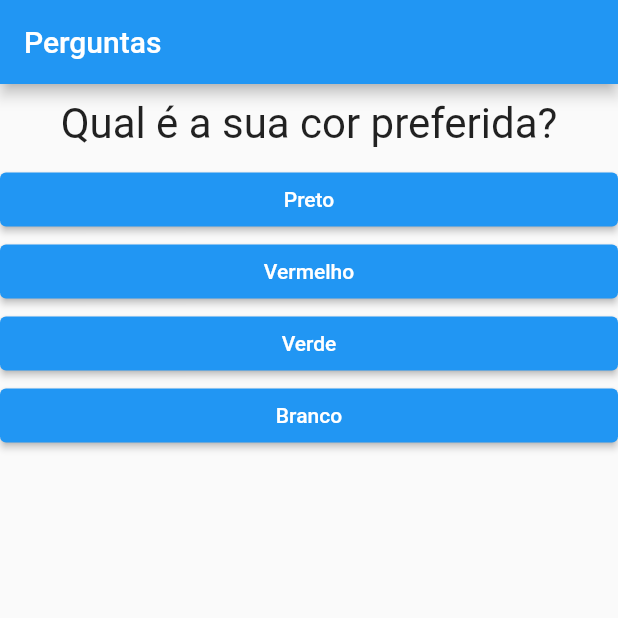
After one commit to Henrique-182/flutter_studies, a Flutter app: the screen it shows after launch, on a phone screen of 412 x 824 dp, the top half of it. The commit adds this screen. Run offline on Flutter 3.47's test engine with Material 2 defaults, Android fonts, the phone set to English and light mode, and no system bars.

Commit message:
Widget Questionario

```diff
--- a/secao02-nocoes_basicas_de_flutter/projeto_perguntas/lib/main.dart
+++ b/secao02-nocoes_basicas_de_flutter/projeto_perguntas/lib/main.dart
@@ -1,6 +1,5 @@
 import 'package:flutter/material.dart';
-import 'package:projeto_perguntas/questao.dart';
-import 'package:projeto_perguntas/resposta.dart';
+import 'package:projeto_perguntas/questionario.dart';
 import 'package:projeto_perguntas/resultado.dart';
 
 void main() {
@@ -45,13 +44,6 @@ class _PerguntaAppState extends State<PerguntaApp> {
 
   @override
   Widget build(BuildContext context) {
-    List<String> respostas = temPerguntaSelecionada
-        ? _perguntas[_perguntaSelecionada].cast()["respostas"]
-        : [];
-    List<Widget> widgetsDeRespostas = respostas
-        .map((texto) => Resposta(texto: texto, onPressed: _responder))
-        .toList();
-
     return MaterialApp(
       home: Scaffold(
           appBar: AppBar(
@@ -60,16 +52,12 @@ class _PerguntaAppState extends State<PerguntaApp> {
             ),
           ),
           body: temPerguntaSelecionada
-            ? Column(
-                children: [
-                  Questao(
-                      texto:
-                          _perguntas[_perguntaSelecionada]["texto"].toString()),
-                  ...widgetsDeRespostas, // pega todos os elementos de 'widgetsDeRespostas' e as substitui nessa linha
-                ],
+              ? Questionario(
+                  perguntas: _perguntas,
+                  perguntaSelecionada: _perguntaSelecionada,
+                  quandoResponder: _responder,
                 )
-            : const Resultado()
-      ),
+              : const Resultado()),
     );
   }
 }
--- /dev/null
+++ b/secao02-nocoes_basicas_de_flutter/projeto_perguntas/lib/questionario.dart
@@ -0,0 +1,35 @@
+import 'package:flutter/material.dart';
+import 'package:projeto_perguntas/questao.dart';
+import 'package:projeto_perguntas/resposta.dart';
+
+class Questionario extends StatelessWidget {
+  final List<Map<String, Object>> perguntas;
+  final int perguntaSelecionada;
+  final void Function() quandoResponder;
+
+  const Questionario({
+    Key? key,
+    required this.perguntas,
+    required this.perguntaSelecionada,
+    required this.quandoResponder,
+  }) : super(key: key);
+
+  bool get temPerguntaSelecionada {
+    return perguntaSelecionada < perguntas.length;
+  }
+
+  @override
+  Widget build(BuildContext context) {
+    List<String> respostas = temPerguntaSelecionada
+        ? perguntas[perguntaSelecionada].cast()["respostas"]
+        : [];
+
+    return Column(
+      children: [
+        Questao(texto: perguntas[perguntaSelecionada]["texto"].toString()),
+        ...respostas
+            .map((texto) => Resposta(texto: texto, onPressed: quandoResponder))
+      ],
+    );
+  }
+}
```
Lines whose indentation alone changed are shown as unchanged.
